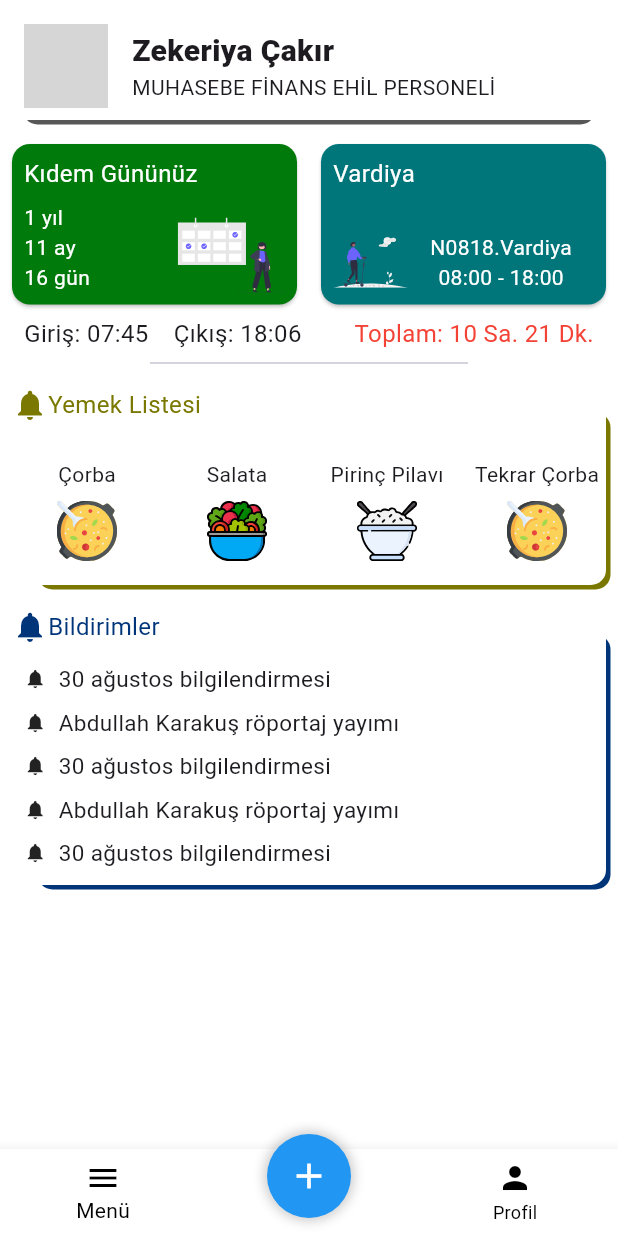
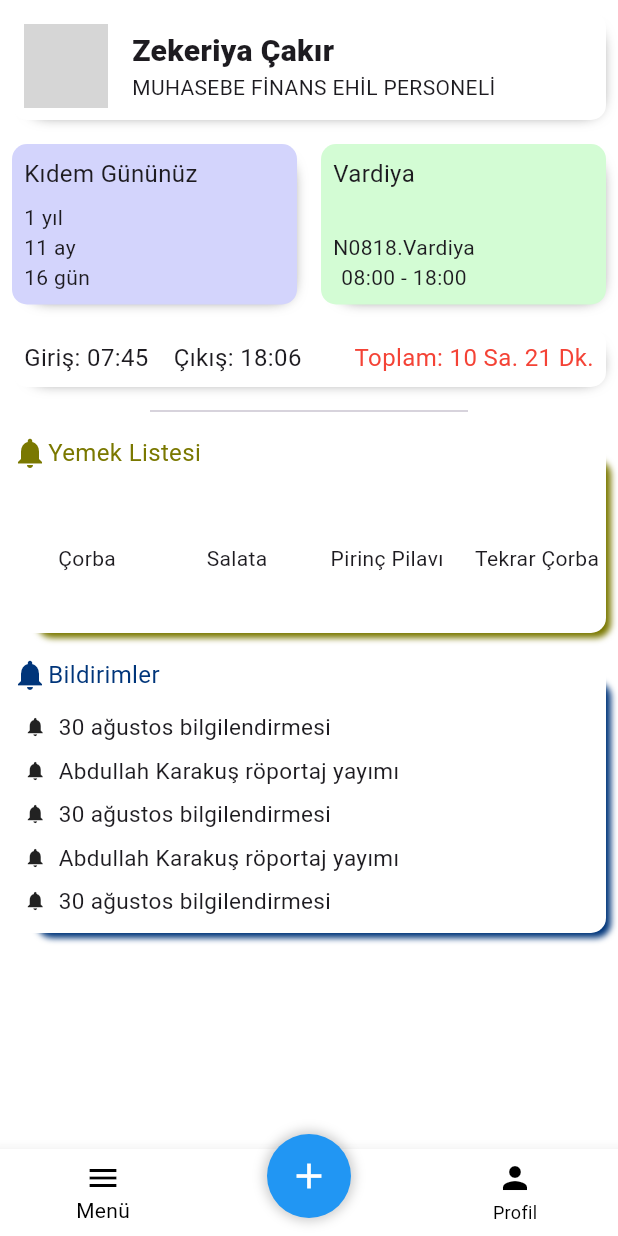
Before and after one commit to PenguBey/opak_mobile, a Flutter app: the AnaMenuView screen opened by its route, on a phone screen of 412 x 824 dp. Run offline on Flutter 3.47's test engine with Material 3 defaults, Android fonts, the light colour scheme and no system bars; our stand-ins replace fl_chart, flutter_svg, get; network calls fail; grey boxes are pictures that could not be loaded.

Commit message:
gün sonu

```diff
--- a/lib/constants/box_decor_con.dart
+++ b/lib/constants/box_decor_con.dart
@@ -2,18 +2,21 @@ import 'package:flutter/material.dart';
 import 'package:opak_mobile/constants/color_con.dart';
 
 class BoxDecorCon {
-  static const siyahGolge = BoxDecoration(
-    color: Colors.white,
-    boxShadow: [
-      BoxShadow(
-        color: ColorCon.blackshadow,
-        spreadRadius: 1,
-        blurRadius: 7,
-        offset: Offset(0, 5),
-      ),
-    ],
-  );
-  static renkliGolgeSag(Color color) {
+  static BoxDecoration siyahGolge([Color? color]) {
+    return BoxDecoration(
+        color: color ?? Colors.white,
+        boxShadow: const [
+          BoxShadow(
+            color: ColorCon.blackshadow,
+            spreadRadius: -8,
+            blurRadius: 8,
+            offset: Offset(4, 4),
+          ),
+        ],
+        borderRadius: const BorderRadius.all(Radius.circular(10)));
+  }
+
+  static BoxDecoration renkliGolgeSag(Color color) {
     return BoxDecoration(
       borderRadius: const BorderRadius.all(Radius.circular(10)),
       color: Colors.white,
@@ -21,14 +24,14 @@ class BoxDecorCon {
         BoxShadow(
           color: color,
           spreadRadius: -7,
-          blurRadius: 0,
+          blurRadius: 3,
           offset: const Offset(10, 10),
         ),
       ],
     );
   }
 
-  static renkliGolgeSol(Color color) {
+  static BoxDecoration renkliGolgeSol(Color color) {
     return BoxDecoration(
       borderRadius: const BorderRadius.all(Radius.circular(10)),
       color: Colors.white,
--- a/lib/constants/color_con.dart
+++ b/lib/constants/color_con.dart
@@ -3,13 +3,13 @@ import 'package:flutter/material.dart';
 class ColorCon {
   static const anaRenk = Colors.green;
 
-  static const backGround = Color.fromRGBO(224, 243, 245, 1);
+  static const backGround = Color.fromRGBO(255, 255, 255, 1);
 
   static const dikkat = Color.fromRGBO(244, 67, 54, 1);
   static const takvim = Color.fromRGBO(0, 53, 122, 1);
   static const yemek = Color.fromRGBO(122, 120, 0, 1);
-  static const vardiya = Color.fromRGBO(0, 118, 122, 1);
-  static const kidem = Color.fromRGBO(0, 122, 10, 1);
+  static const sVardiya = Color.fromARGB(255, 211, 252, 212);
+  static const sKidem = Color.fromARGB(255, 211, 212, 252);
   static const blackshadow = Color.fromRGBO(87, 87, 87, 1);
   static const chart = LinearGradient(colors: [
     Color.fromRGBO(33, 149, 243, 0.2),
--- a/lib/controllers/maas_controller.dart
+++ b/lib/controllers/maas_controller.dart
@@ -17,7 +17,7 @@ class MaasController extends GetxController {
       IconCon.mola,
       '/maasbilgileri_donemsel',
       false,
-      ColorCon.kidem
+      ColorCon.dikkat
     ],
   ];
 }
--- a/lib/controllers/menu_1controller.dart
+++ b/lib/controllers/menu_1controller.dart
@@ -6,6 +6,6 @@ import '../constants/icon_con.dart';
 class Menu1Controller extends GetxController {
   List<List<dynamic>> menuler = [
     ['Menü Sayfası', IconCon.chat, '/main_menu', true, ColorCon.takvim],
-    ['Maaş Sayfası', IconCon.onlineMessage, '/maas', false, ColorCon.vardiya]
+    ['Maaş Sayfası', IconCon.onlineMessage, '/maas', false, ColorCon.yemek]
   ];
 }
--- a/lib/controllers/profil_controller.dart
+++ b/lib/controllers/profil_controller.dart
@@ -6,8 +6,8 @@ import '../constants/icon_con.dart';
 class ProfilController extends GetxController {
   List<List<dynamic>> menuler = [
     ['Ayarlar', IconCon.chat, null, false, ColorCon.yemek],
-    ['Durum', IconCon.onlineMessage, null, false, ColorCon.kidem],
+    ['Durum', IconCon.onlineMessage, null, false, ColorCon.dikkat],
     ['Kontrol', IconCon.messageSent, null, false, ColorCon.takvim],
-    ['Denetim', IconCon.payments, null, false, ColorCon.vardiya]
+    ['Denetim', IconCon.payments, null, false, ColorCon.blackshadow]
   ];
 }
--- a/lib/widgets/kidem_gunu_widget.dart
+++ b/lib/widgets/kidem_gunu_widget.dart
@@ -1,5 +1,6 @@
 import 'package:flutter/material.dart';
 import 'package:flutter_svg/flutter_svg.dart';
+import 'package:opak_mobile/constants/box_decor_con.dart';
 import 'package:opak_mobile/constants/color_con.dart';
 import 'package:opak_mobile/constants/edge_con.dart';
 import 'package:opak_mobile/constants/icon_con.dart';
@@ -12,46 +13,37 @@ class KidemGunuWidget extends StatelessWidget {
 
   @override
   Widget build(BuildContext context) {
-    return Card(
+    return Container(
+      decoration: BoxDecorCon.siyahGolge(ColorCon.sKidem),
       margin: EdgeCon.card,
-      color: ColorCon.kidem,
-      child: Padding(
       padding: EdgeCon.card,
       child: Column(
         mainAxisAlignment: MainAxisAlignment.spaceBetween,
         crossAxisAlignment: CrossAxisAlignment.start,
         children: [
-            const Padding(
+          Padding(
             padding: EdgeCon.miniBaslik,
             child: Text(
               "Kıdem Gününüz",
-                style: TextStyleCon.negativeTitle,
+              style: TextStyleCon.miniTitle,
             ),
           ),
-            Row(
-              mainAxisAlignment: MainAxisAlignment.spaceBetween,
-              crossAxisAlignment: CrossAxisAlignment.end,
-              children: [
           const Column(
             crossAxisAlignment: CrossAxisAlignment.start,
             children: [
               Text(
                 '1 yıl',
-                      style: TextStyleCon.negative,
               ),
-                    Text('11 ay', style: TextStyleCon.negative),
-                    Text('16 gün', style: TextStyleCon.negative)
-                  ],
+              Text(
+                '11 ay',
               ),
-                SvgPicture.asset(
-                  IconCon.takvim,
-                  height: 50,
+              Text(
+                '16 gün',
               )
             ],
           )
         ],
       ),
-      ),
     );
   }
 }
--- a/lib/widgets/sure_widget.dart
+++ b/lib/widgets/sure_widget.dart
@@ -1,4 +1,5 @@
 import 'package:flutter/material.dart';
+import 'package:opak_mobile/constants/box_decor_con.dart';
 import 'package:opak_mobile/constants/edge_con.dart';
 import 'package:opak_mobile/constants/text_style_con.dart';
 
@@ -12,8 +13,9 @@ class SureWidget extends StatelessWidget {
   @override
   Widget build(BuildContext context) {
     return Container(
-      margin: EdgeCon.symCard,
-      padding: EdgeCon.symCard,
+      decoration: BoxDecorCon.siyahGolge(),
+      margin: EdgeCon.card,
+      padding: EdgeCon.card,
       child: Row(
         children: [
           Expanded(
--- a/lib/widgets/user_tile_widget.dart
+++ b/lib/widgets/user_tile_widget.dart
@@ -12,7 +12,7 @@ class UserTileWidget extends StatelessWidget {
   @override
   Widget build(BuildContext context) {
     return Container(
-      decoration: BoxDecorCon.renkliGolgeOrta(ColorCon.blackshadow),
+      decoration: BoxDecorCon.siyahGolge(),
       margin: EdgeCon.card,
       padding: EdgeCon.card,
       child: const Row(
--- a/lib/widgets/vardiya_widget.dart
+++ b/lib/widgets/vardiya_widget.dart
@@ -4,6 +4,8 @@ import 'package:opak_mobile/constants/color_con.dart';
 import 'package:opak_mobile/constants/edge_con.dart';
 import 'package:opak_mobile/constants/icon_con.dart';
 import 'package:opak_mobile/constants/text_style_con.dart';
+
+import '../constants/box_decor_con.dart';
 
 class VardiyaWidget extends StatelessWidget {
   const VardiyaWidget({
@@ -12,47 +14,35 @@ class VardiyaWidget extends StatelessWidget {
 
   @override
   Widget build(BuildContext context) {
-    return Card(
+    return Container(
+      decoration: BoxDecorCon.siyahGolge(ColorCon.sVardiya),
       margin: EdgeCon.card,
-      color: ColorCon.vardiya,
-      child: Padding(
       padding: EdgeCon.card,
       child: Column(
         mainAxisAlignment: MainAxisAlignment.spaceBetween,
         crossAxisAlignment: CrossAxisAlignment.start,
         children: [
-            const Padding(
+          Padding(
             padding: EdgeCon.miniBaslik,
             child: Text(
               "Vardiya",
-                style: TextStyleCon.negativeTitle,
+              style: TextStyleCon.miniTitle,
             ),
           ),
-            Row(
-              mainAxisAlignment: MainAxisAlignment.spaceBetween,
-              children: [
-                SvgPicture.asset(
-                  IconCon.scooter,
-                  width: 50,
-                ),
-                const Expanded(
+          const Align(
+            alignment: Alignment.bottomLeft,
             child: Column(
               children: [
                 Text(
                   "N0818.Vardiya",
-                        style: TextStyleCon.negative,
                 ),
                 Text(
                   "08:00 - 18:00",
-                        style: TextStyleCon.negative,
                 ),
               ],
             ),
           )
         ],
-            )
-          ],
-        ),
       ),
     );
   }
--- a/lib/widgets/yemek_listesi_widget.dart
+++ b/lib/widgets/yemek_listesi_widget.dart
@@ -48,10 +48,6 @@ class YemekListesiWidget extends StatelessWidget {
                     mainAxisAlignment: MainAxisAlignment.spaceEvenly,
                     children: [
                       Text(menuler.keys.elementAt(index)),
-                      SvgPicture.asset(
-                        menuler.values.elementAt(index),
-                        height: 40,
-                      ),
                     ],
                   ),
                 );
```
Lines whose indentation alone changed are shown as unchanged.
